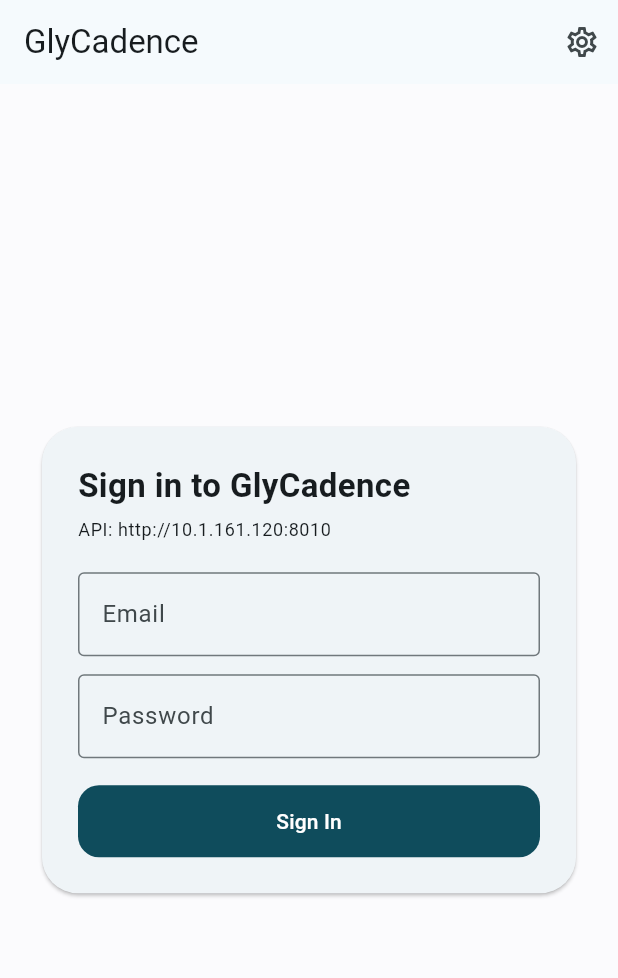
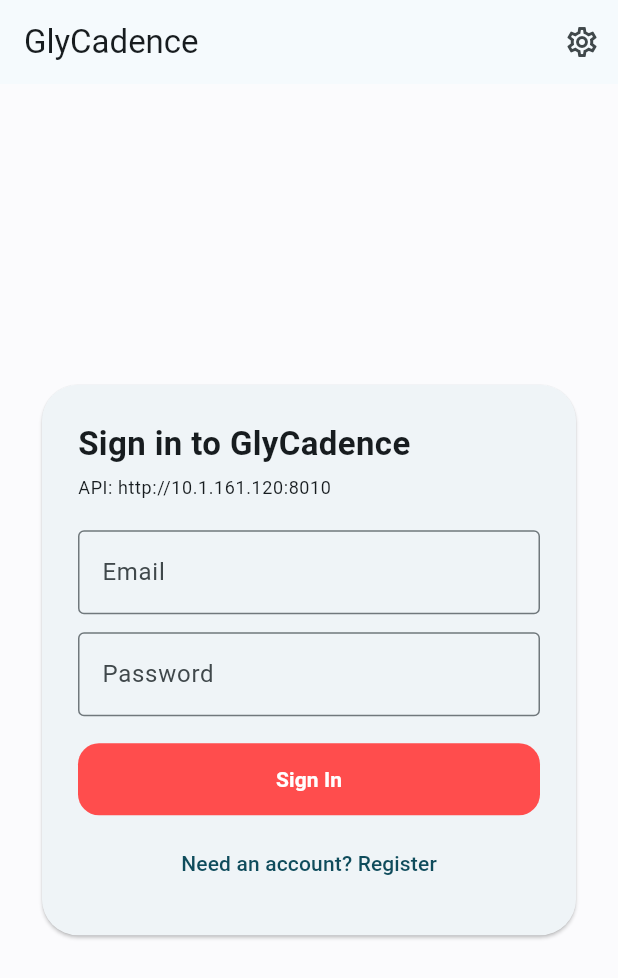
Before and after one commit to SadiaaAhmad/GlyCadence, a Flutter app: the screen it shows after launch, on a phone screen of 412 x 824 dp. Shown: the top 978 px of the screen. Run offline on Flutter 3.47's test engine with Material 3 defaults, Android fonts, the phone set to English and light mode, and no system bars; our stand-ins replace shared_preferences.

Commit message:
fix(day5): add Register toggle and high-contrast Sign In button to Flutter app

```diff
--- a/mobile/lib/main.dart
+++ b/mobile/lib/main.dart
@@ -311,6 +311,7 @@ class LoginScreen extends StatefulWidget {
 class _LoginScreenState extends State<LoginScreen> {
   final _emailController = TextEditingController();
   final _passwordController = TextEditingController();
+  bool _isRegister = false;
   bool _busy = false;
   String? _error;
 
@@ -320,7 +321,11 @@ class _LoginScreenState extends State<LoginScreen> {
       _error = null;
     });
     try {
-      await widget.apiClient.login(_emailController.text, _passwordController.text);
+      if (_isRegister) {
+        await widget.apiClient.register(_emailController.text, _passwordController.text);
+      } else {
+        await widget.apiClient.login(_emailController.text, _passwordController.text);
+      }
       widget.onLoggedIn();
     } catch (e) {
       setState(() => _error = e.toString().replaceFirst('Exception: ', ''));
@@ -354,9 +359,9 @@ class _LoginScreenState extends State<LoginScreen> {
                 child: Column(
                   crossAxisAlignment: CrossAxisAlignment.stretch,
                   children: [
-                    const Text(
-                      'Sign in to GlyCadence',
-                      style: TextStyle(fontSize: 22, fontWeight: FontWeight.bold),
+                    Text(
+                      _isRegister ? 'Create GlyCadence Account' : 'Sign in to GlyCadence',
+                      style: const TextStyle(fontSize: 22, fontWeight: FontWeight.bold),
                     ),
                     const SizedBox(height: 6),
                     Text(
@@ -392,7 +397,8 @@ class _LoginScreenState extends State<LoginScreen> {
                     FilledButton(
                       onPressed: _busy ? null : _submit,
                       style: FilledButton.styleFrom(
-                        backgroundColor: GlyCadenceTheme.slateTeal,
+                        backgroundColor: GlyCadenceTheme.coral,
+                        foregroundColor: Colors.white,
                         padding: const EdgeInsets.symmetric(vertical: 14),
                         shape: RoundedRectangleBorder(
                           borderRadius: BorderRadius.circular(14),
@@ -404,7 +410,19 @@ class _LoginScreenState extends State<LoginScreen> {
                               width: 18,
                               child: CircularProgressIndicator(strokeWidth: 2, color: Colors.white),
                             )
-                          : const Text('Sign In'),
+                          : Text(
+                              _isRegister ? 'Register & Sign In' : 'Sign In',
+                              style: const TextStyle(fontWeight: FontWeight.bold),
+                            ),
+                    ),
+                    const SizedBox(height: 8),
+                    TextButton(
+                      onPressed: _busy ? null : () => setState(() => _isRegister = !_isRegister),
+                      child: Text(
+                        _isRegister
+                            ? 'Already have an account? Sign in'
+                            : 'Need an account? Register',
+                      ),
                     ),
                   ],
                 ),
--- a/mobile/lib/services/api_client.dart
+++ b/mobile/lib/services/api_client.dart
@@ -63,6 +63,17 @@ class ApiClient {
       throw Exception(body['detail'].toString());
     }
     throw Exception('HTTP ${res.statusCode}: ${res.reasonPhrase ?? 'Request failed'}');
+  }
+
+  Future<void> register(String email, String password) async {
+    final uri = Uri.parse('$_baseUrl/api/v1/auth/register');
+    final res = await _http.post(
+      uri,
+      headers: _headers(jsonBody: true),
+      body: jsonEncode({'email': email.trim(), 'password': password}),
+    );
+    _decodeResponse(res);
+    await login(email, password);
   }
 
   Future<void> login(String email, String password) async {
```
